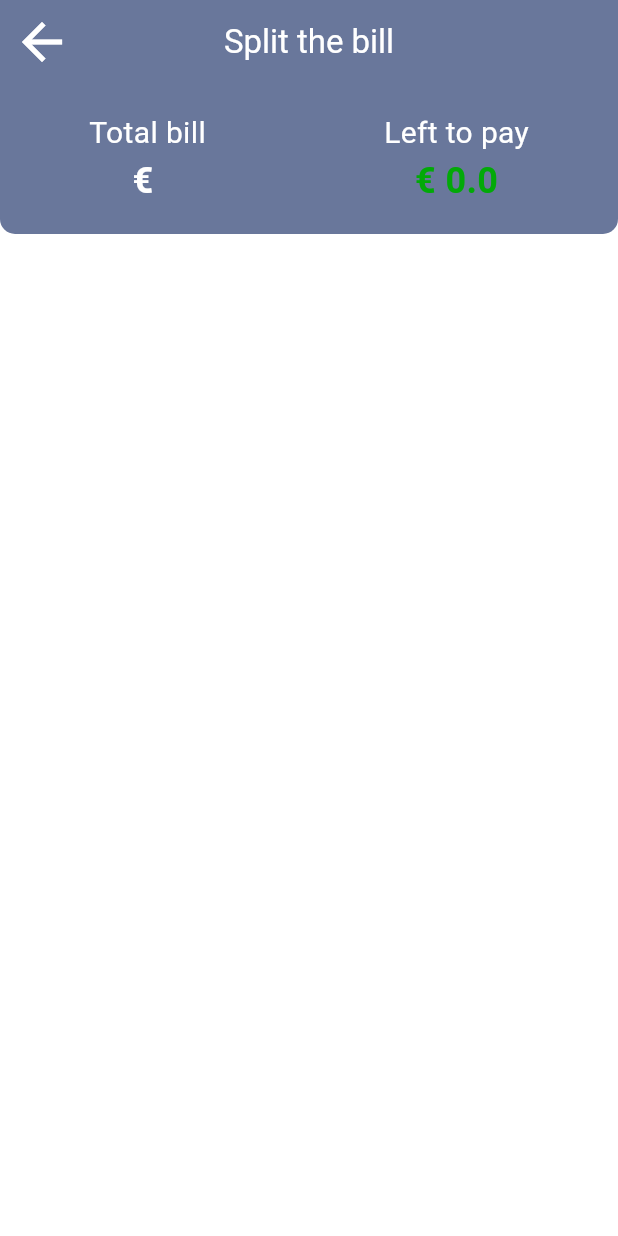
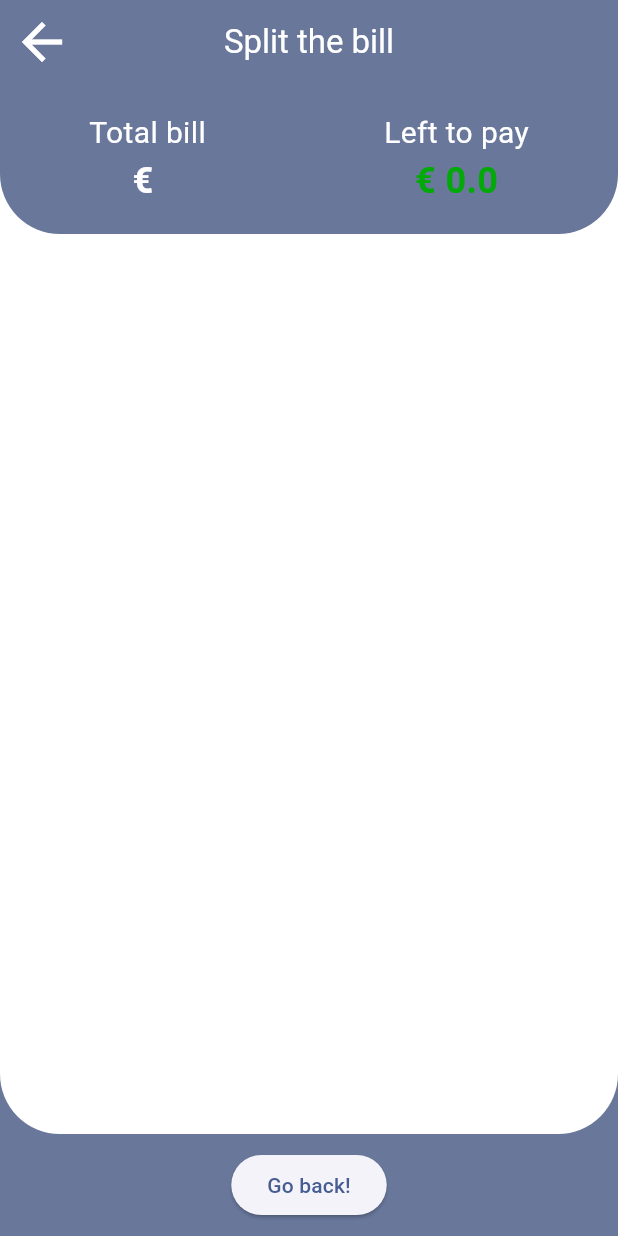
Before and after one commit to TOB-BA/split_a_bill, a Flutter app: the SplitPage screen opened directly with empty values, on a phone screen of 412 x 824 dp. Run offline on Flutter 3.47's test engine with Material 2 defaults, Android fonts, the phone set to English and light mode, and no system bars; our stand-ins replace fl_chart, google_fonts; statements that could not run were skipped.

Commit message:
new design

```diff
--- a/lib/common_widgets/split_page_header_widget.dart
+++ b/lib/common_widgets/split_page_header_widget.dart
@@ -16,15 +16,16 @@ class SplitPageHeader extends StatelessWidget {
   Widget build(BuildContext context) {
     return Column(
       children: [
-        SizedBox(
+        Container(
           height: 100,
           width: double.infinity,
+          color: Colors.white,
           child: DecoratedBox(
             decoration: BoxDecoration(
               color: ColorsLibrary.appGray,
               borderRadius: const BorderRadius.only(
-                bottomLeft: Radius.circular(10),
-                bottomRight: Radius.circular(10),
+                bottomLeft: Radius.circular(40),
+                bottomRight: Radius.circular(40),
               ),
             ),
             child: Row(
--- a/lib/pages/split_page.dart
+++ b/lib/pages/split_page.dart
@@ -93,13 +93,24 @@ class _SplitPageState extends State<SplitPage> {
       body: Container(
         height: double.infinity,
         width: double.infinity,
-        color: Colors.white,
+        color: ColorsLibrary.appGray,
         child: SafeArea(
           child: Column(
             children: [
               SplitPageHeader(
                   users: users, totalBill: totalBill, leftToPay: leftToPay),
               Expanded(
+                child: SizedBox(
+                  height: 400,
+                  width: double.infinity,
+                  child: DecoratedBox(
+                    decoration: const BoxDecoration(
+                      color: Colors.white,
+                      borderRadius: BorderRadius.only(
+                        bottomLeft: Radius.circular(40),
+                        bottomRight: Radius.circular(40),
+                      ),
+                    ),
                     child: ListView.builder(
                       padding: const EdgeInsets.all(8),
                       itemCount: users.length,
@@ -112,12 +123,19 @@ class _SplitPageState extends State<SplitPage> {
                       },
                     ),
                   ),
-              /*         ElevatedButton(
+                ),
+              ),
+              const SizedBox(height: 10),
+              Container(
+                color: ColorsLibrary.appGray,
+                child: ElevatedButton(
                   onPressed: () {
                     Navigator.pop(context);
                   },
                   child: const Text('Go back!'),
-              ),*/
+                ),
+              ),
+              const SizedBox(height: 10),
             ],
           ),
         ),
```
Lines whose indentation alone changed are shown as unchanged.
